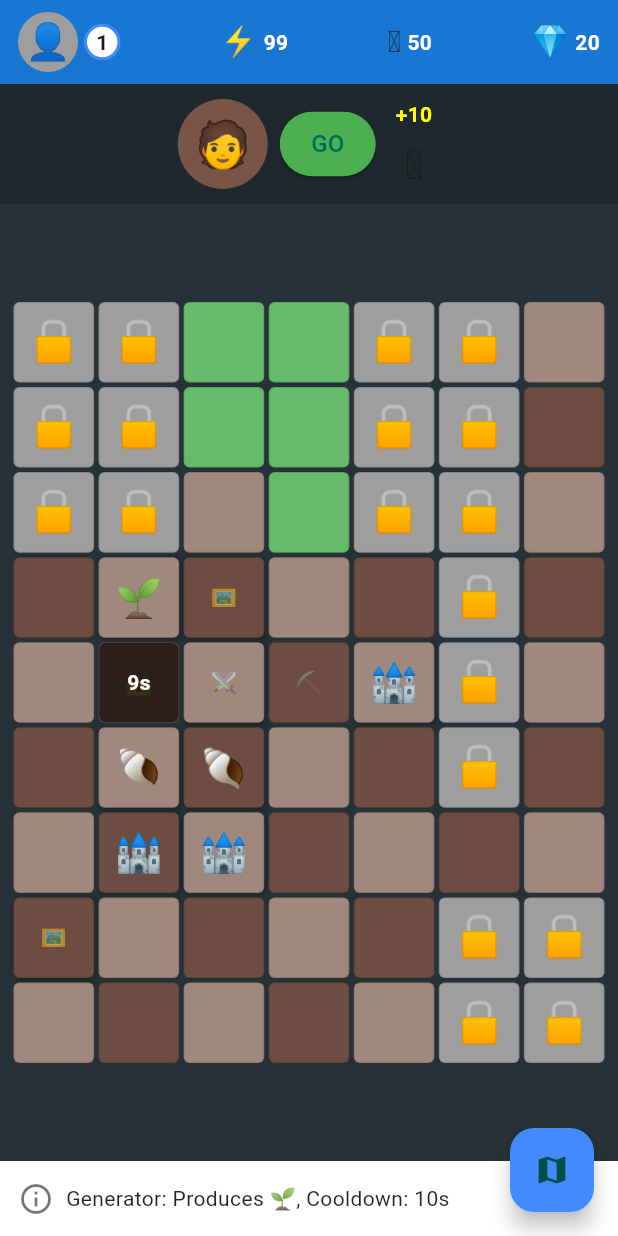
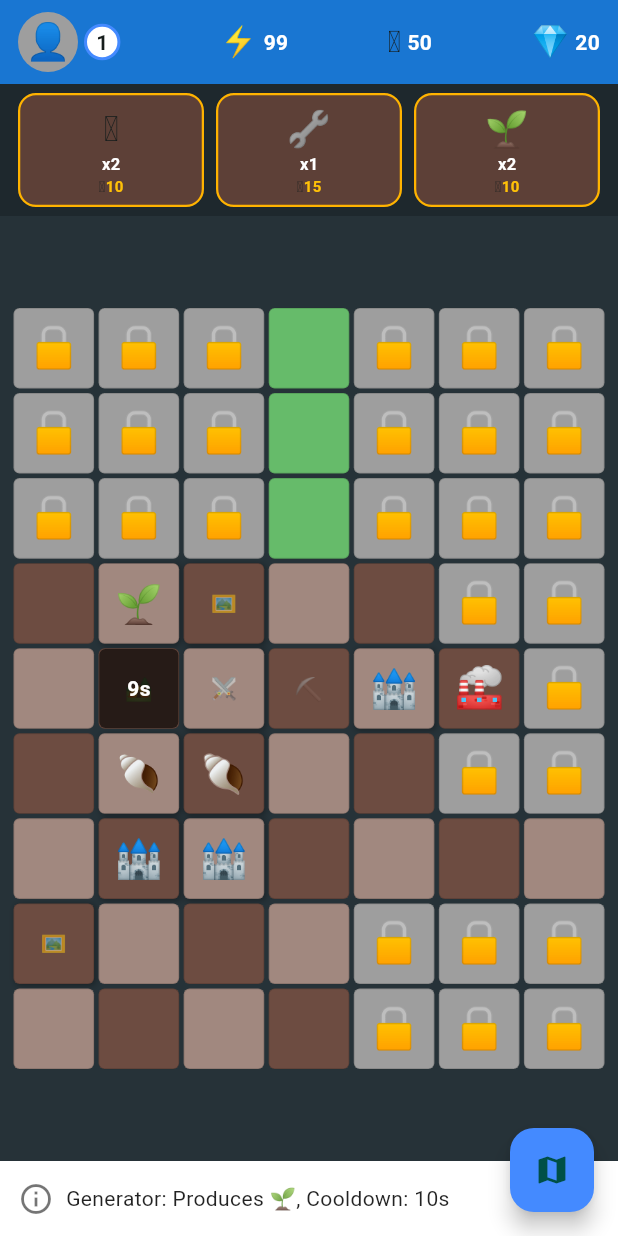
Before and after one commit to Intiserahmed/Merger, a Flutter app: the screen it shows after launch, after a tap on "🏕️", on a phone screen of 412 x 824 dp. Run offline on Flutter 3.47's test engine with Material 3 defaults, Android fonts, the phone set to English and light mode, and no system bars; our stand-ins replace flutter_riverpod, isar; accounts and stored records are empty; generated files the repository leaves out were written again; statements that could not run were skipped.

Commit message:
Fix core game mechanics: cooldowns, multi-order display, level-up UI, expanded merge chains, gem chain

```diff
--- a/lib/models/generator_config.dart
+++ b/lib/models/generator_config.dart
@@ -1,11 +1,9 @@
 // lib/models/generator_config.dart
 
-/// Represents the configuration for a specific type of generator.
 class GeneratorConfig {
-  final String
-  sequenceId; // The ID of the merge sequence this generator starts (e.g., 'pebble', 'plant')
-  final int cooldown; // Cooldown duration in seconds
-  final int energyCost; // Energy cost to activate the generator
+  final String sequenceId;
+  final int cooldown;    // seconds
+  final int energyCost;
 
   const GeneratorConfig({
     required this.sequenceId,
@@ -14,41 +12,11 @@
   });
 }
 
-// Defines the configurations for each generator type, keyed by their emoji.
 final Map<String, GeneratorConfig> generatorConfigs = {
-  // Using different emojis for generators as suggested in feedback (Bucket, Factory, Camp)
-  '🪣': GeneratorConfig(
-    sequenceId: 'pebble',
-    cooldown: 20,
-    energyCost: 5,
-  ), // Bucket for Pebble sequence
-  '🏭': GeneratorConfig(
-    sequenceId: 'tool',
-    cooldown: 15,
-    energyCost: 3,
-  ), // Factory for Tool sequence
-  '🏕️': GeneratorConfig(
-    sequenceId: 'plant',
-    cooldown: 10,
-    energyCost: 2,
-  ), // Camp for Plant sequence
-  '⛏️': GeneratorConfig(
-    sequenceId: 'pebble', // Mine generates pebbles
-    cooldown: 20, // Cooldown similar to Bucket
-    energyCost: 5, // Energy cost similar to Bucket
-  ), // Mine for Pebble sequence
-  // Add other generators here
+  '🏕️': GeneratorConfig(sequenceId: 'plant',  cooldown: 10, energyCost: 2),
+  '⛏️': GeneratorConfig(sequenceId: 'pebble', cooldown: 20, energyCost: 5),
+  '🏭': GeneratorConfig(sequenceId: 'tool',   cooldown: 15, energyCost: 3),
+  '💍': GeneratorConfig(sequenceId: 'gem',    cooldown: 30, energyCost: 8),
+  // Legacy aliases kept so old save data doesn't break
+  '🪣': GeneratorConfig(sequenceId: 'pebble', cooldown: 20, energyCost: 5),
 };
-
-// Helper to potentially get the base item emoji for a generator
-// (Requires access to mergeTrees, so might be better placed elsewhere or passed mergeTrees)
-// String? getBaseItemForGenerator(String generatorEmoji, Map<String, List<String>> mergeTrees) {
-//   final config = generatorConfigs[generatorEmoji];
-//   if (config != null) {
-//     final sequence = mergeTrees[config.sequenceId];
-//     if (sequence != null && sequence.isNotEmpty) {
-//       return sequence.first;
-//     }
-//   }
-//   return null;
-// }
--- a/lib/models/merge_trees.dart
+++ b/lib/models/merge_trees.dart
@@ -1,54 +1,40 @@
 // lib/models/merge_trees.dart
 import 'package:merger/models/generator_config.dart';
+import 'merge_item.dart';
 
-import 'merge_item.dart'; // Import MergeItem
-
-// Defines the sequence of items for each merge tree.
-// The key is the sequence ID (e.g., 'pebble'), and the value is a list of item emojis
-// in the order they merge.
+// Merge sequences — each list goes from base item to highest tier
 final Map<String, List<String>> mergeTrees = {
-  'pebble': ['🪨', '🪵', '🐚', '🐌'], // Example: Pebble sequence
-  'plant': ['🌱', '🌿', '🌳', '🌲'], // Plant sequence
-  'tool': [
-    '🔧',
-    '🔨',
-    '🔩',
-    '⚙️',
-    '🔗',
-  ], // Tool sequence (added '🔗' based on recent changes)
-  // Add other sequences here, e.g., 'shell', 'sword' if they have multiple levels
+  'plant':  ['🌱', '🌿', '🌳', '🌲', '🌴', '🎋'],
+  'tool':   ['🔧', '🔨', '🔩', '⚙️', '🔗', '⚒️'],
+  'pebble': ['🪨', '🪵', '🐚', '🐌', '🦋', '🌸'],
+  'gem':    ['💎', '🔮', '✨', '🌟', '👑'],
 };
 
 /// Build a MergeItem for each emoji in every sequence
 final Map<String, MergeItem> mergeItemsByEmoji = {
-  for (final entry in mergeTrees.entries) // each sequence
-    for (var i = 0; i < entry.value.length; i++) // each emoji in it
+  for (final entry in mergeTrees.entries)
+    for (var i = 0; i < entry.value.length; i++)
       entry.value[i]: MergeItem(
-        id: '${entry.key}_${i + 1}', // e.g. "pebble_1"
+        id: '${entry.key}_${i + 1}',
         emoji: entry.value[i],
         level: i + 1,
         sequenceId: entry.key,
-        generatorEmoji:
-            generatorConfigs
-                .entries // find which generator produces this sequence
-                .firstWhere((e) => e.value.sequenceId == entry.key)
-                .key,
+        generatorEmoji: generatorConfigs.entries
+            .firstWhere(
+              (e) => e.value.sequenceId == entry.key,
+              orElse: () => MapEntry('❓', GeneratorConfig(sequenceId: entry.key, cooldown: 0, energyCost: 0)),
+            )
+            .key,
       ),
 };
 
-/// Finds the next item in a merge sequence.
-///
-/// Given the emoji of the current item (`currentItemEmoji`), this function searches
-/// through all defined `mergeTrees` to find the sequence it belongs to.
-/// If found and it's not the last item in the sequence, it returns the emoji
-/// of the next item. Otherwise, it returns null.
+/// Returns the next emoji in the merge sequence, or null if at the top.
 String? getNextItemInSequence(String currentItemEmoji) {
   for (final sequence in mergeTrees.values) {
     final index = sequence.indexOf(currentItemEmoji);
-    // Check if the item exists in the sequence and is not the last item
     if (index != -1 && index < sequence.length - 1) {
-      return sequence[index + 1]; // Return the next item's emoji
+      return sequence[index + 1];
     }
   }
-  return null; // Item not found in any sequence or is the last item
+  return null;
 }
--- a/lib/models/player_stats.dart
+++ b/lib/models/player_stats.dart
@@ -30,7 +30,7 @@
     this.maxEnergy = 100, // Default max energy
     List<String>? initialUnlockedZoneIds, // Make it optional
     List<String>? initialInfrastructureLevelsData, // Optional for loading
-  }) : unlockedZoneIds = initialUnlockedZoneIds ?? [],
+  }) : unlockedZoneIds = initialUnlockedZoneIds ?? ['zone_starter'],
        // Initialize with level 1 infrastructure at upgrade 0 if not provided
        infrastructureLevelsData = initialInfrastructureLevelsData ?? ['1:0'];
 
--- a/lib/providers/grid_provider.dart
+++ b/lib/providers/grid_provider.dart
@@ -574,12 +574,11 @@
       print("Tile at ($row, $col) is not a generator.");
       return;
     }
-    // --- Temporarily removing cooldown check as requested ---
-    // if (!generatorTile.isReady) {
-    //   print("Generator at ($row, $col) is on cooldown.");
-    //   // Optional: Show feedback to user (e.g., SnackBar)
-    //   return;
-    // }
+    if (!generatorTile.isReady) {
+      final remaining = generatorTile.remainingCooldown;
+      print("Generator at ($row, $col) is on cooldown. ${remaining.inSeconds}s remaining.");
+      return;
+    }
     if (generatorTile.generatesItemPath == null) {
       print("Generator at ($row, $col) has nothing defined to generate.");
       return;
--- a/lib/widgets/game_grid/game_grid_orders.dart
+++ b/lib/widgets/game_grid/game_grid_orders.dart
@@ -1,11 +1,9 @@
-// TODO Implement this library.
 // lib/widgets/game_grid/game_grid_orders.dart
 import 'package:flutter/material.dart';
 import 'package:flutter_riverpod/flutter_riverpod.dart';
 import 'package:merger/providers/order_provider.dart';
+import 'package:merger/models/order.dart';
 import 'package:merger/widgets/game_grid/tile_content.dart';
-import 'package:merger/widgets/game_grid_components.dart'
-    hide buildTileContent; // Import helper
 
 class GameGridOrders extends ConsumerWidget {
   const GameGridOrders({super.key});
@@ -15,72 +13,79 @@
     final orders = ref.watch(orderProvider);
 
     if (orders.isEmpty) {
-      return const SizedBox(
-        height: 80,
-        child: Center(
-          child: Text(
-            "No active orders.",
-            style: TextStyle(color: Colors.white70),
-          ),
+      return Container(
+        height: 88,
+        color: Colors.black.withOpacity(0.2),
+        child: const Center(
+          child: Text('No active orders.', style: TextStyle(color: Colors.white54)),
         ),
       );
     }
 
-    // Display only the first order for simplicity
-    final order = orders.first;
-    final rewardText = '+${order.rewardCoins}';
+    return Container(
+      height: 88,
+      color: Colors.black.withOpacity(0.2),
+      padding: const EdgeInsets.symmetric(horizontal: 8, vertical: 6),
+      child: Row(
+        children: orders
+            .map((order) => Expanded(child: _OrderCard(order: order)))
+            .toList(),
+      ),
+    );
+  }
+}
 
-    return Container(
-      height: 80,
-      color: Colors.black.withOpacity(0.2),
-      padding: const EdgeInsets.symmetric(horizontal: 16.0, vertical: 8.0),
-      child: Row(
-        mainAxisAlignment: MainAxisAlignment.center, // Center the content
-        children: [
-          // Placeholder for NPC CircleAvatar
-          const CircleAvatar(
-            backgroundColor: Colors.brown, // Placeholder color
-            radius: 30,
-            child: Text(
-              '🧑',
-              style: TextStyle(fontSize: 30),
-            ), // Placeholder icon
+class _OrderCard extends ConsumerWidget {
+  final Order order;
+  const _OrderCard({required this.order});
+
+  @override
+  Widget build(BuildContext context, WidgetRef ref) {
+    return GestureDetector(
+      onTap: () => ref.read(orderProvider.notifier).attemptDelivery(order),
+      child: Container(
+        margin: const EdgeInsets.symmetric(horizontal: 4),
+        decoration: BoxDecoration(
+          color: Colors.brown.shade700,
+          borderRadius: BorderRadius.circular(12),
+          border: Border.all(color: Colors.amber.shade600, width: 1.5),
         ),
-          const SizedBox(width: 8),
-          ElevatedButton(
-            onPressed: () {
-              ref.read(orderProvider.notifier).attemptDelivery(order);
-            },
-            style: ElevatedButton.styleFrom(
-              shape: const StadiumBorder(),
-              backgroundColor: Colors.green,
-              padding: const EdgeInsets.symmetric(horizontal: 20, vertical: 10),
-            ),
-            child: const Text('GO', style: TextStyle(fontSize: 16)),
-          ),
-          const SizedBox(width: 8),
-          Column(
+        child: Column(
           mainAxisAlignment: MainAxisAlignment.center,
           children: [
+            // Required item
+            SizedBox(
+              width: 32,
+              height: 32,
+              child: buildTileContent(order.requiredItemId, size: 26),
+            ),
+            // Count
             Text(
-                rewardText,
+              'x${order.requiredCount}',
               style: const TextStyle(
+                color: Colors.white,
+                fontSize: 11,
                 fontWeight: FontWeight.bold,
-                  color: Colors.yellowAccent, // Highlight reward
-                  fontSize: 14,
               ),
             ),
-              const SizedBox(height: 4),
-              // Use the buildTileContent helper
-              SizedBox(
-                width: 35,
-                height: 35,
-                child: buildTileContent(order.requiredItemId, size: 30),
+            // Reward
+            Row(
+              mainAxisAlignment: MainAxisAlignment.center,
+              children: [
+                const Text('🪙', style: TextStyle(fontSize: 10)),
+                Text(
+                  '${order.rewardCoins}',
+                  style: const TextStyle(
+                    color: Colors.amber,
+                    fontSize: 10,
+                    fontWeight: FontWeight.bold,
+                  ),
                 ),
               ],
             ),
           ],
         ),
+      ),
     );
   }
 }
--- a/lib/widgets/game_grid_screen.dart
+++ b/lib/widgets/game_grid_screen.dart
@@ -14,6 +14,7 @@
 import 'package:merger/widgets/game_grid_components.dart'
     hide buildTileContent; // Import helper
 
+import 'dart:async';
 import 'dart:math' as math;
 import '../models/tile_data.dart';
 import '../providers/grid_provider.dart' as grid;
@@ -38,7 +39,47 @@
 
 // Create the State class
 class _GameGridScreenState extends ConsumerState<GameGridScreen> {
-  TileData? _selectedTile; // State variable for the selected tile
+  TileData? _selectedTile;
+
+  void _showLevelUpBanner(BuildContext context, int newLevel) {
+    showDialog(
+      context: context,
+      barrierDismissible: true,
+      builder: (_) => Dialog(
+        backgroundColor: Colors.transparent,
+        child: Container(
+          padding: const EdgeInsets.all(28),
+          decoration: BoxDecoration(
+            gradient: const LinearGradient(
+              colors: [Color(0xFF1B2A3B), Color(0xFF2E5E3A)],
+              begin: Alignment.topLeft,
+              end: Alignment.bottomRight,
+            ),
+            borderRadius: BorderRadius.circular(24),
+            border: Border.all(color: Colors.amber, width: 2.5),
+            boxShadow: [BoxShadow(color: Colors.amber.withOpacity(0.4), blurRadius: 20, spreadRadius: 4)],
+          ),
+          child: Column(
+            mainAxisSize: MainAxisSize.min,
+            children: [
+              const Text('⭐', style: TextStyle(fontSize: 52)),
+              const SizedBox(height: 8),
+              const Text('LEVEL UP!', style: TextStyle(color: Colors.amber, fontSize: 28, fontWeight: FontWeight.bold, letterSpacing: 2)),
+              const SizedBox(height: 6),
+              Text('You reached Level $newLevel', style: const TextStyle(color: Colors.white70, fontSize: 16)),
+              const SizedBox(height: 4),
+              const Text('+10 Max Energy', style: TextStyle(color: Colors.greenAccent, fontSize: 14)),
+              const SizedBox(height: 16),
+              TextButton(
+                onPressed: () => Navigator.pop(context),
+                child: const Text('Continue', style: TextStyle(color: Colors.amber, fontSize: 16)),
+              ),
+            ],
+          ),
+        ),
+      ),
+    );
+  }
 
   // --- Build Tile Method (Remains in State due to complexity and state access) ---
   Widget _buildTile(int index) {
@@ -154,25 +195,10 @@
                   fit: BoxFit.contain,
                   size: 28,
                 ),
-              // Cooldown Overlay
+              // Cooldown Overlay — uses a live-ticking widget
               if (tileData.isGenerator && !tileData.isReady)
                 Positioned.fill(
-                  child: Container(
-                    decoration: BoxDecoration(
-                      color: Colors.black.withOpacity(0.6),
-                      borderRadius: BorderRadius.circular(4.0),
-                    ),
-                    child: Center(
-                      child: Text(
-                        '${tileData.remainingCooldown.inSeconds}s',
-                        style: const TextStyle(
-                          color: Colors.white,
-                          fontSize: 14,
-                          fontWeight: FontWeight.bold,
-                        ),
-                      ),
-                    ),
-                  ),
+                  child: _CooldownOverlay(tile: tileData),
                 ),
             ],
           ),
@@ -326,7 +352,16 @@
   // --- Build Method (Simplified) ---
   @override
   Widget build(BuildContext context) {
-    // `ref` is available via the `ConsumerState`
+    // Level-up announcement listener
+    ref.listen<int>(
+      playerStatsProvider.select((s) => s.level),
+      (previous, next) {
+        if (previous != null && next > previous) {
+          _showLevelUpBanner(context, next);
+        }
+      },
+    );
+
     return Scaffold(
       backgroundColor: Colors.blueGrey.shade900,
       body: Column(
@@ -393,3 +428,52 @@
 
   TileDropData({required this.row, required this.col, required this.tileData});
 }
+
+
+// ---------------------------------------------------------------------------
+// Live-ticking cooldown overlay for generator tiles
+// ---------------------------------------------------------------------------
+class _CooldownOverlay extends StatefulWidget {
+  final TileData tile;
+  const _CooldownOverlay({required this.tile});
+
+  @override
+  State<_CooldownOverlay> createState() => _CooldownOverlayState();
+}
+
+class _CooldownOverlayState extends State<_CooldownOverlay> {
+  Timer? _timer;
+
+  @override
+  void initState() {
+    super.initState();
+    _timer = Timer.periodic(const Duration(seconds: 1), (_) {
+      if (mounted) setState(() {});
+    });
+  }
+
+  @override
+  void dispose() {
+    _timer?.cancel();
+    super.dispose();
+  }
+
+  @override
+  Widget build(BuildContext context) {
+    final remaining = widget.tile.remainingCooldown;
+    if (remaining == Duration.zero) return const SizedBox.shrink();
+    final secs = remaining.inSeconds + 1;
+    return Container(
+      decoration: BoxDecoration(
+        color: Colors.black.withOpacity(0.65),
+        borderRadius: BorderRadius.circular(4),
+      ),
+      child: Center(
+        child: Text(
+          '${secs}s',
+          style: const TextStyle(color: Colors.white, fontSize: 14, fontWeight: FontWeight.bold),
+        ),
+      ),
+    );
+  }
+}
```
Also changed, not shown: lib/providers/expansion_provider.dart (+15 -19 lines), lib/providers/order_provider.dart (+14 -0 lines). Lines whose indentation alone changed are shown as unchanged.
